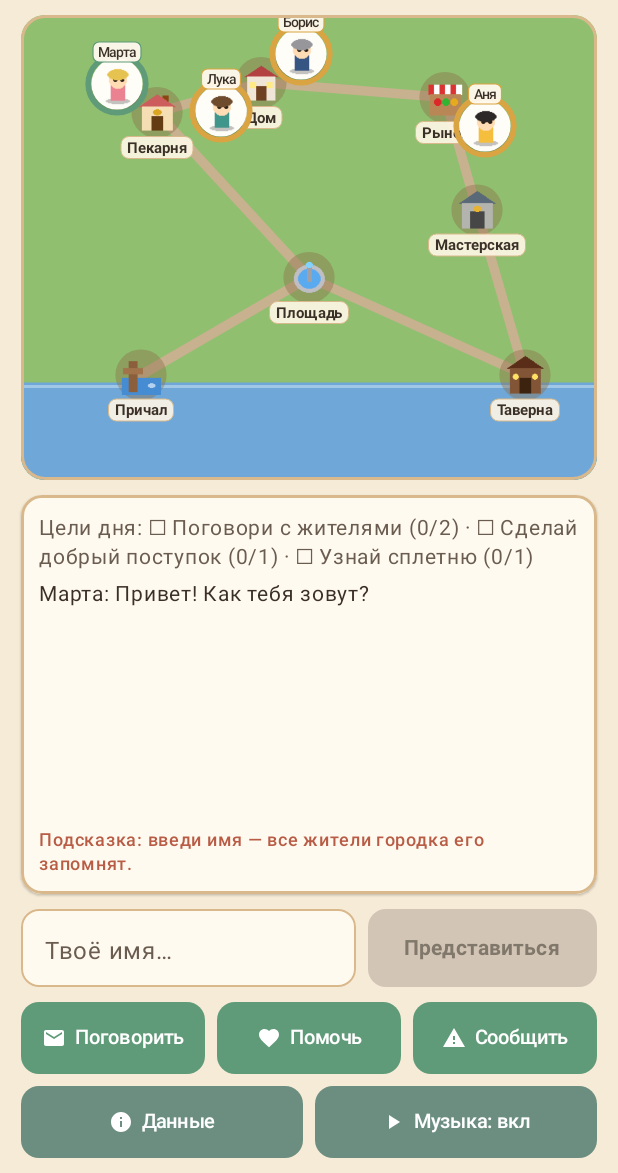
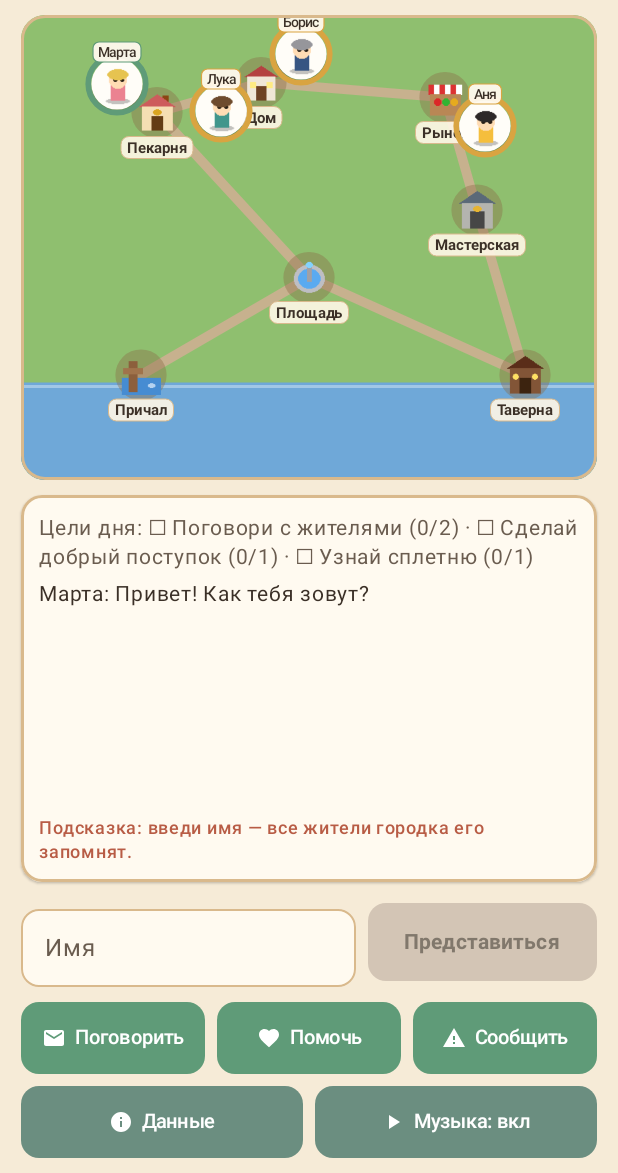
Before and after one commit to maxxxxx55555/cozy-town-ai, an Android app built with Jetpack Compose: the screen it shows after launch (MainActivity), on a phone screen of 412 x 824 dp, the part 63-1236 px from its top. Run offline under Robolectric (Android 15) with nearby library versions, the phone set to English and light mode, and no system bars.

Commit message:
🎨 Palette: Add form labels and a11y semantics
Co-authored-by: maxxxxx55555 <158212970+maxxxxx55555@users.noreply.github.com>

```diff
--- a/app/src/main/java/com/aistudio/cozytown/ui/GameScreen.kt
+++ b/app/src/main/java/com/aistudio/cozytown/ui/GameScreen.kt
@@ -52,6 +52,8 @@ import androidx.compose.ui.Modifier
 import androidx.compose.ui.draw.clip
 import androidx.compose.ui.graphics.Color
 import androidx.compose.ui.platform.testTag
+import androidx.compose.ui.semantics.contentDescription
+import androidx.compose.ui.semantics.semantics
 import androidx.compose.ui.text.font.FontStyle
 import androidx.compose.ui.text.font.FontWeight
 import androidx.compose.ui.text.style.TextAlign
@@ -182,6 +184,7 @@ private fun HeaderBar(
                 .background(ColorPaperCard)
                 .border(1.dp, ColorBorder, RoundedCornerShape(12.dp))
                 .padding(horizontal = 8.dp, vertical = 4.dp)
+                .semantics(mergeDescendants = true) { contentDescription = "Время: $timeString" }
         ) {
             Text("⏰", fontSize = 12.sp)
             Text(
@@ -201,6 +204,7 @@ private fun HeaderBar(
                 .background(ColorPaperCard)
                 .border(1.dp, ColorBorder, RoundedCornerShape(12.dp))
                 .padding(horizontal = 8.dp, vertical = 4.dp)
+                .semantics(mergeDescendants = true) { contentDescription = "Монеты: $coins" }
         ) {
             Icon(
                 imageVector = Icons.Default.Star,
@@ -322,6 +326,7 @@ private fun NameInputRow(
             value = if (isSubmitted) playerName else inputText,
             onValueChange = onTextChange,
             enabled = !isSubmitted,
+            label = { Text("Имя") },
             placeholder = { Text("Твоё имя…", color = ColorInkLight) },
             singleLine = true,
             shape = RoundedCornerShape(12.dp),
@@ -337,7 +342,7 @@ private fun NameInputRow(
             ),
             modifier = Modifier
                 .weight(1f)
-                .height(52.dp)
+                .height(60.dp)
                 .testTag("name_input")
         )
 
@@ -556,6 +561,7 @@ private fun ReportDialog(
                 OutlinedTextField(
                     value = reportText,
                     onValueChange = { if (it.length <= 1000) reportText = it },
+                    label = { Text("Описание проблемы") },
                     placeholder = { Text("Опиши, что произошло (до 1000 символов)…", fontSize = 13.sp) },
                     modifier = Modifier
                         .fillMaxWidth()
--- a/app/src/main/java/com/aistudio/cozytown/ui/TownMapCanvas.kt
+++ b/app/src/main/java/com/aistudio/cozytown/ui/TownMapCanvas.kt
@@ -27,6 +27,8 @@ import androidx.compose.ui.input.pointer.pointerInput
 import androidx.compose.ui.platform.LocalContext
 import androidx.compose.ui.platform.testTag
 import androidx.compose.ui.res.imageResource
+import androidx.compose.ui.semantics.contentDescription
+import androidx.compose.ui.semantics.semantics
 import androidx.compose.ui.text.TextMeasurer
 import androidx.compose.ui.text.TextStyle
 import androidx.compose.ui.text.drawText
@@ -112,6 +114,7 @@ fun TownMapCanvas(
             .clip(RoundedCornerShape(16.dp))
             .border(2.dp, ColorBorder, RoundedCornerShape(16.dp))
             .background(ColorGrass)
+            .semantics { contentDescription = "Интерактивная карта городка с жителями и локациями" }
             .testTag("town_map")
     ) {
         Canvas(
```
Also changed, not shown: 1 other file.
